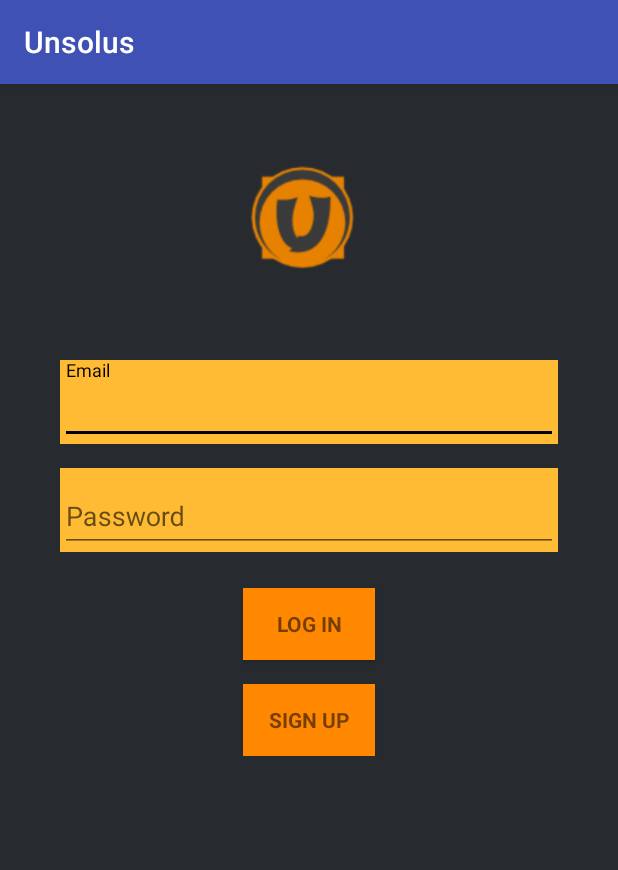
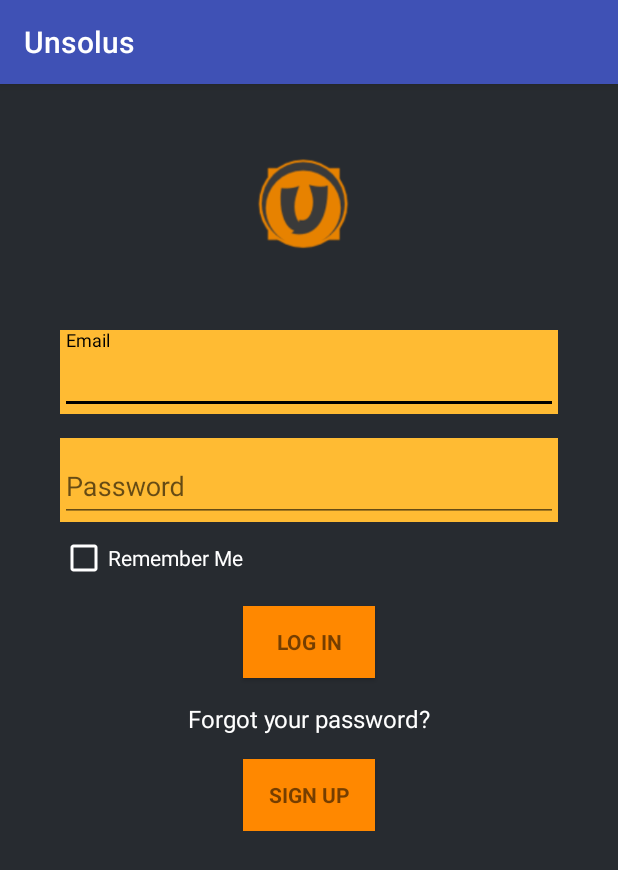
Before and after one commit to RFTteam/UnsolusAndroid, an Android app: the screen it shows after launch (LoginActivity), on a phone screen of 412 x 824 dp. Shown: the top 870 px of the screen. Run offline under Robolectric (Android 15) with nearby library versions, the phone set to English and light mode, and no system bars; 2 statements that could not run were skipped.

Commit message:
create forgot password activity & fix 1-2 issue

```diff
--- a/app/src/main/AndroidManifest.xml
+++ b/app/src/main/AndroidManifest.xml
@@ -29,10 +29,11 @@
             android:label="@string/title_activity_main"
             android:theme="@style/AppTheme.NoActionBar" />
         <activity
-            android:name=".AboutUs"
+            android:name=".AboutUsActivity"
             android:label="@string/title_activity_about_us"
             android:theme="@style/AppTheme.NoActionBar" />
-        <activity android:name=".AccountSettings"></activity>
+        <activity android:name=".AccountSettings" />
+        <activity android:name=".Forgot_password_activity"></activity>
     </application>
 
 </manifest>
--- a/app/src/main/java/rft/unideb/unsolus/AboutUs.java
+++ b/app/src/main/java/rft/unideb/unsolus/AboutUsActivity.java
@@ -7,7 +7,7 @@ import android.support.v7.app.AppCompatActivity;
 import android.support.v7.widget.Toolbar;
 import android.view.View;
 
-public class AboutUs extends AppCompatActivity {
+public class AboutUsActivity extends AppCompatActivity {
 
     @Override
     protected void onCreate(Bundle savedInstanceState) {
--- a/app/src/main/java/rft/unideb/unsolus/LoginActivity.java
+++ b/app/src/main/java/rft/unideb/unsolus/LoginActivity.java
@@ -32,6 +32,8 @@ import android.widget.AutoCompleteTextView;
 import android.widget.Button;
 import android.widget.EditText;
 import android.widget.TextView;
+
+import org.w3c.dom.Text;
 
 import java.util.ArrayList;
 import java.util.List;
@@ -99,6 +101,14 @@ public class LoginActivity extends AppCompatActivity implements LoaderCallbacks<
                 attemptLogin();
               //  if(canILogin)
                     changeToMainActivity(view);
+            }
+        });
+
+        TextView forgotPW = (TextView) findViewById(R.id.forgot_PW);
+        forgotPW.setOnClickListener(new OnClickListener() {
+            @Override
+            public void onClick(View v) {
+                startActivity(new Intent(LoginActivity.this, Forgot_password_activity.class));
             }
         });
 
@@ -220,7 +230,7 @@ public class LoginActivity extends AppCompatActivity implements LoaderCallbacks<
             focusView = mEmailView;
             cancel = true;
         } else if (!isEmailValid(email)) {
-            mEmailView.setError(getString(R.string.error_invalid_email));
+            mEmailView.setError(getString(R.string.error_invalid_mail_pw));
             canILogin = false;
             focusView = mEmailView;
             cancel = true;
@@ -382,7 +392,7 @@ public class LoginActivity extends AppCompatActivity implements LoaderCallbacks<
             if (success) {
                 finish();
             } else {
-                mPasswordView.setError(getString(R.string.error_incorrect_password));
+                mEmailView.setError(getString(R.string.error_invalid_mail_pw));
                 mPasswordView.requestFocus();
             }
         }
--- a/app/src/main/res/layout/activity_about_us.xml
+++ b/app/src/main/res/layout/activity_about_us.xml
@@ -5,7 +5,7 @@
     android:layout_width="match_parent"
     android:layout_height="match_parent"
     android:fitsSystemWindows="true"
-    tools:context="rft.unideb.unsolus.AboutUs">
+    tools:context="rft.unideb.unsolus.AboutUsActivity">
 
     <android.support.design.widget.AppBarLayout
         android:id="@+id/app_bar"
--- a/app/src/main/res/layout/activity_login.xml
+++ b/app/src/main/res/layout/activity_login.xml
@@ -36,8 +36,8 @@
             android:orientation="vertical">
 
             <ImageView
-                android:layout_width="160dp"
-                android:layout_height="160dp"
+                android:layout_width="140dp"
+                android:layout_height="140dp"
                 android:layout_gravity="center"
                 android:src="@drawable/logo" />
 
@@ -80,6 +80,14 @@
 
             </android.support.design.widget.TextInputLayout>
 
+            <CheckBox
+                android:id="@+id/remember_me"
+                android:layout_width="match_parent"
+                android:layout_height="wrap_content"
+                android:text="@string/remember"
+                android:buttonTint="@android:color/white"
+                android:textColor="@android:color/white"/>
+
             <Button
                 android:id="@+id/email_sign_in_button"
                 style="?android:textAppearanceSmall"
@@ -90,6 +98,16 @@
                 android:text="@string/action_sign_in"
                 android:textStyle="bold"
                 android:layout_gravity="center"/>
+
+            <TextView
+                android:id="@+id/forgot_PW"
+                android:layout_width="fill_parent"
+                android:layout_height="wrap_content"
+                android:layout_marginTop="16dp"
+                android:gravity="center"
+                android:textSize="16dip"
+                android:textColor="@android:color/white"
+                android:text="@string/forgot_password" />
 
             <Button
                 android:id="@+id/register_button"
--- a/app/src/main/res/layout/activity_register.xml
+++ b/app/src/main/res/layout/activity_register.xml
@@ -158,7 +158,7 @@
                 android:layout_width="fill_parent"
                 android:layout_height="wrap_content"
                 android:layout_marginBottom="24dp"
-                android:text="Already a member? Login"
+                android:text="@string/already_member_login"
                 android:gravity="center"
                 android:textSize="16dip"
                 android:textColor="@android:color/white"/>
--- a/app/src/main/res/layout/content_about_us.xml
+++ b/app/src/main/res/layout/content_about_us.xml
@@ -5,7 +5,7 @@
     android:layout_width="match_parent"
     android:layout_height="match_parent"
     app:layout_behavior="@string/appbar_scrolling_view_behavior"
-    tools:context="rft.unideb.unsolus.AboutUs"
+    tools:context="rft.unideb.unsolus.AboutUsActivity"
     tools:showIn="@layout/activity_about_us">
 
     <TextView
--- a/app/src/main/res/layout/nav_header_main.xml
+++ b/app/src/main/res/layout/nav_header_main.xml
@@ -41,7 +41,7 @@
         <TextView
             android:id="@+id/userEmail"
             android:layout_width="wrap_content"
-            android:layout_height="wrap_content" />
+            android:layout_height="wrap_content"/>
 
     </LinearLayout>
 </RelativeLayout>
--- a/app/src/main/res/values/strings.xml
+++ b/app/src/main/res/values/strings.xml
@@ -12,7 +12,11 @@
     <string name="error_invalid_email">This email address is invalid</string>
     <string name="error_invalid_password">This password is too short</string>
     <string name="error_incorrect_password">This password is incorrect</string>
+    <string name="error_invalid_mail_pw">This email or password incorrect</string>
+    <string name="forgot_password">Forgot your password?</string>
     <string name="error_field_required">This field is required</string>
+    <string name="already_member_login">Already a member? Login</string>
+    <string name="remember">Remember Me</string>
 
     <!-- It will be useful later.. i guess -->
     <string name="permission_rationale">"Contacts permissions are needed for providing email
```
Also changed, not shown: app/src/main/java/rft/unideb/unsolus/Forgot_password_activity.java (added, +46 -0 lines), app/src/main/java/rft/unideb/unsolus/MainActivity.java (+17 -15 lines), app/src/main/java/rft/unideb/unsolus/fragments/TeamsFragment.java (+1 -44 lines), app/src/main/res/layout/activity_forgot_password_activity.xml (added, +62 -0 lines).
